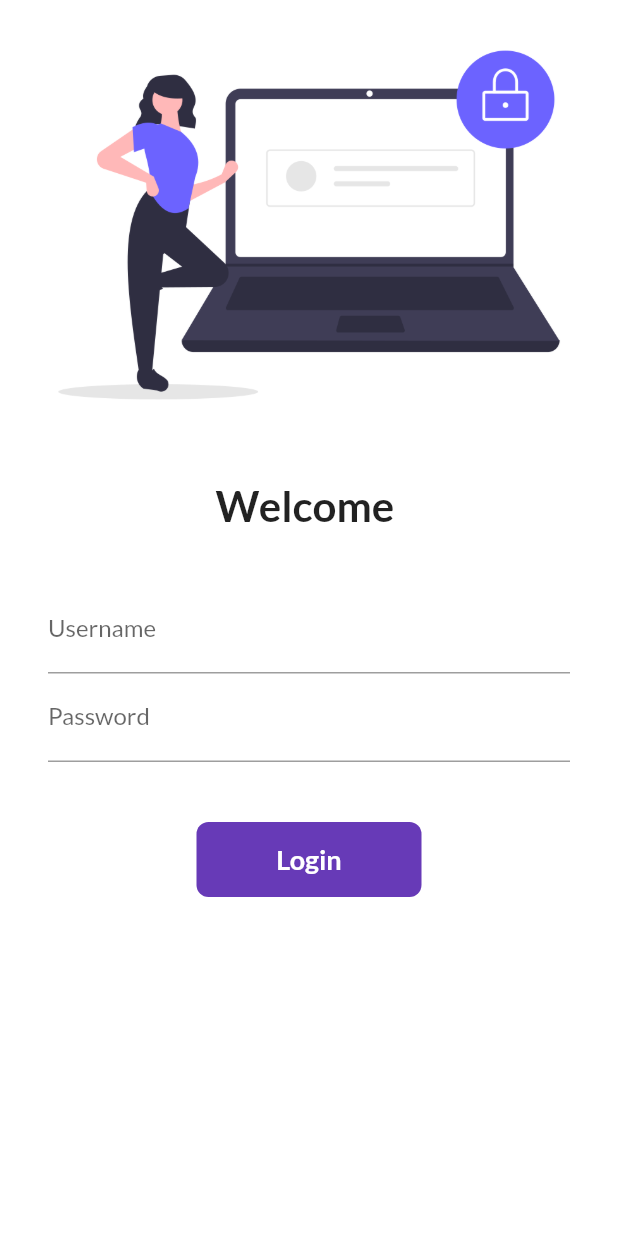
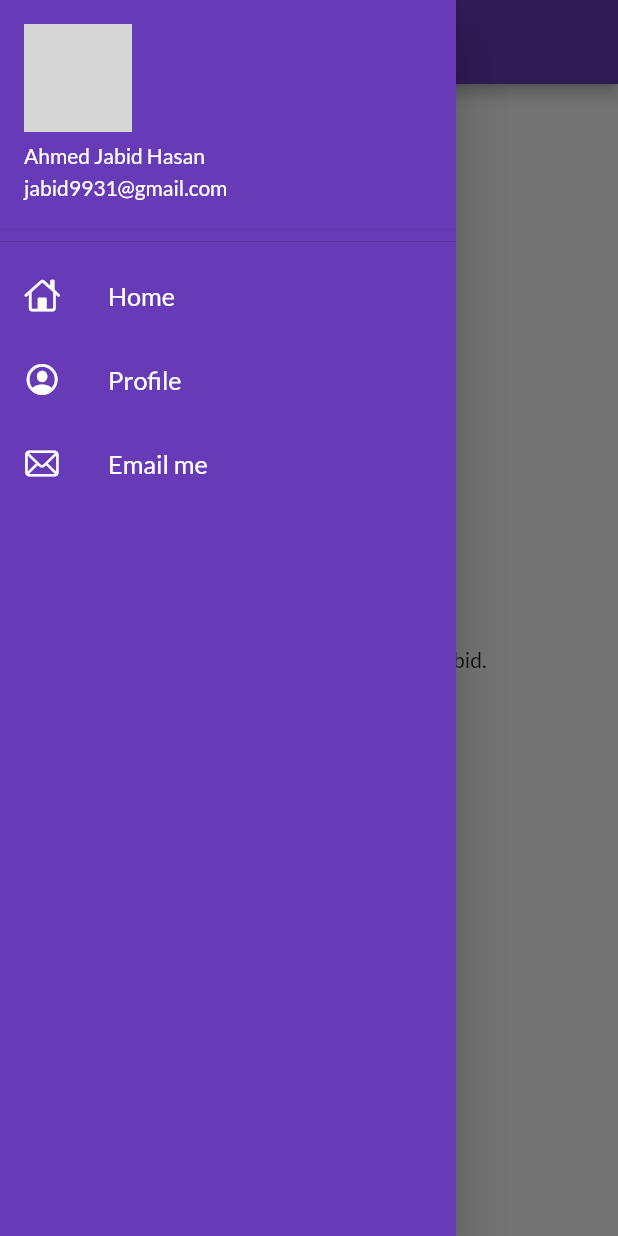
Before and after one commit to Jabidgithub/30_days_of_flutter_again, a Flutter app: the screen it shows after launch, with the side drawer open (before the commit the screen has no drawer), on a phone screen of 412 x 824 dp. Run offline on Flutter 3.47's test engine with Material 2 defaults, Android fonts, the phone set to English and light mode, and no system bars; our stand-ins replace google_fonts; network calls fail; grey boxes are pictures that could not be loaded.

```diff
--- a/lib/main.dart
+++ b/lib/main.dart
@@ -21,7 +21,7 @@ class MyApp extends StatelessWidget {
       darkTheme: ThemeData(
         brightness: Brightness.dark,
       ),
-      initialRoute: "/",
+      initialRoute: MyRoutes.homeRoute,
       routes: {
         "/": (context) => LoginPage(),
         MyRoutes.homeRoute: (context) => HomePage(),
--- a/lib/pages/home_page.dart
+++ b/lib/pages/home_page.dart
@@ -1,4 +1,6 @@
 import 'package:flutter/material.dart';
+
+import '../widgets/drawer.dart';
 
 class HomePage extends StatelessWidget {
   const HomePage({super.key});
@@ -18,7 +20,7 @@ class HomePage extends StatelessWidget {
           child: Text("Welcome to $days days of flutter by $name."),
         ),
       ),
-      drawer: Drawer(),
+      drawer: MyDrawer(),
     );
   }
 }
--- /dev/null
+++ b/lib/widgets/drawer.dart
@@ -0,0 +1,76 @@
+import 'package:flutter/cupertino.dart';
+import 'package:flutter/material.dart';
+
+class MyDrawer extends StatelessWidget {
+  const MyDrawer({super.key});
+
+  @override
+  Widget build(BuildContext context) {
+    final imageUrl =
+        "https://pbs.twimg.com/media/FLFxXWiakAAx7Gd?format=jpg&name=4096x4096";
+    return Drawer(
+      child: Container(
+        color: Colors.deepPurple,
+        child: ListView(
+          children: [
+            DrawerHeader(
+              padding: EdgeInsets.zero,
+              child: UserAccountsDrawerHeader(
+                accountName: Text(
+                  "Ahmed Jabid Hasan",
+                  style: TextStyle(color: Colors.white),
+                ),
+                accountEmail: Text(
+                  "jabid9931@gmail.com",
+                  style: TextStyle(color: Colors.white),
+                ),
+                currentAccountPicture: CircleAvatar(
+                  backgroundImage: NetworkImage(imageUrl),
+                ),
+              ),
+            ),
+            ListTile(
+              leading: Icon(
+                CupertinoIcons.home,
+                color: Colors.white,
+              ),
+              title: Text(
+                "Home",
+                textScaleFactor: 1.2,
+                style: TextStyle(
+                  color: Colors.white,
+                ),
+              ),
+            ),
+            ListTile(
+              leading: Icon(
+                CupertinoIcons.profile_circled,
+                color: Colors.white,
+              ),
+              title: Text(
+                "Profile",
+                textScaleFactor: 1.2,
+                style: TextStyle(
+                  color: Colors.white,
+                ),
+              ),
+            ),
+            ListTile(
+              leading: Icon(
+                CupertinoIcons.mail,
+                color: Colors.white,
+              ),
+              title: Text(
+                "Email me",
+                textScaleFactor: 1.2,
+                style: TextStyle(
+                  color: Colors.white,
+                ),
+              ),
+            ),
+          ],
+        ),
+      ),
+    );
+  }
+}
```
Also changed, not shown: lib/pages/loginpage.dart (+40 -16 lines), assets/images/hey.png (added), assets/images/jabid.jpeg (added).
